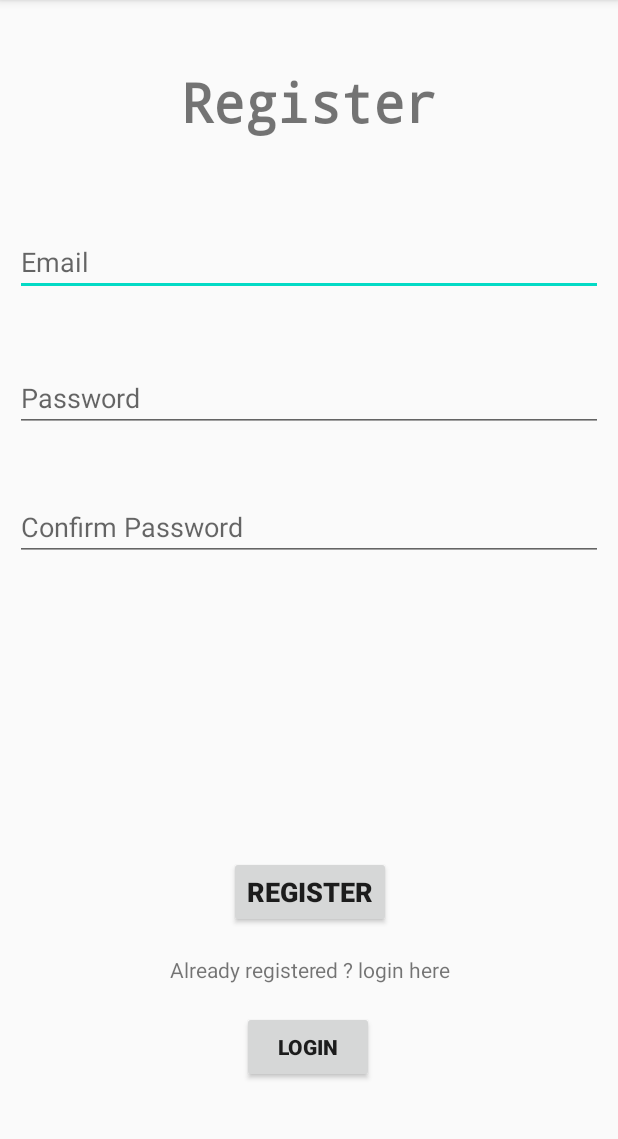
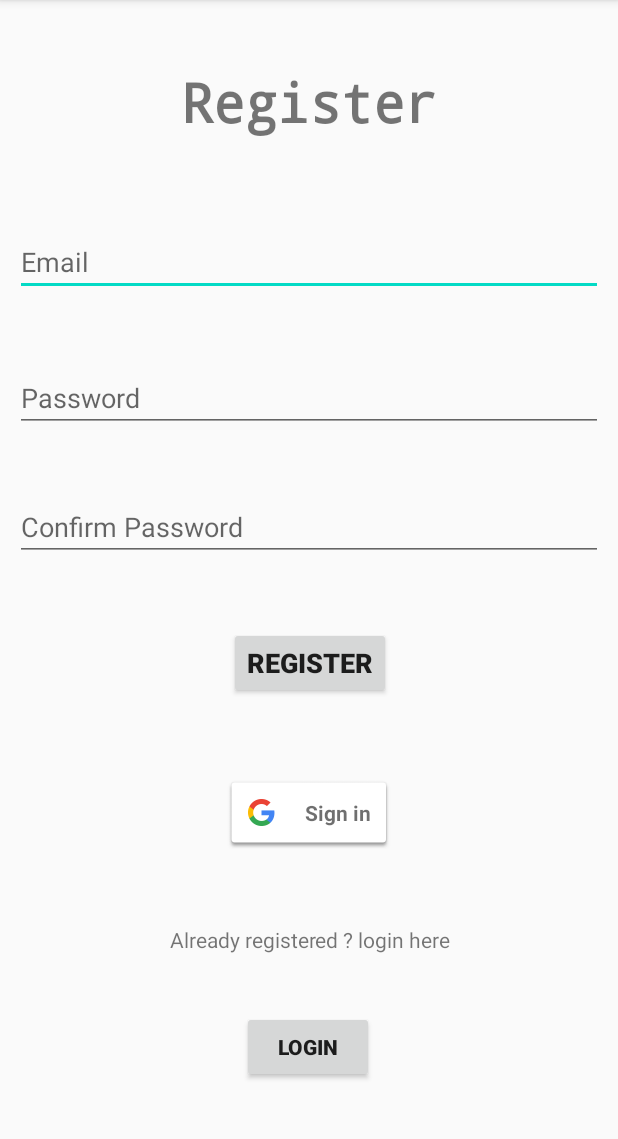
Before and after one commit to shoccho/Studyd8-android, an Android app: the Register screen opened directly, with no data from a screen before it, on a phone screen of 412 x 824 dp, the part 84-1223 px from its top. Run offline under Robolectric (Android 15) with nearby library versions, the phone set to English and light mode, and no system bars; our stand-ins replace Firebase (no records; nobody signed in at launch, a user with empty details on screens opened directly).

```diff
--- a/app/build.gradle
+++ b/app/build.gradle
@@ -29,6 +29,9 @@ dependencies {
     implementation 'androidx.constraintlayout:constraintlayout:1.1.3'
     implementation 'com.google.firebase:firebase-auth:19.3.2'
     implementation 'com.google.firebase:firebase-firestore:21.5.0'
+    implementation 'com.google.firebase:firebase-auth:19.3.2'
+    implementation 'com.google.android.gms:play-services-auth:18.1.0'
+    implementation 'com.google.android.material:material:1.1.0'
     testImplementation 'junit:junit:4.12'
     androidTestImplementation 'androidx.test.ext:junit:1.1.1'
     androidTestImplementation 'androidx.test.espresso:espresso-core:3.2.0'
--- a/app/src/main/java/com/SAP/studyd8/Register.java
+++ b/app/src/main/java/com/SAP/studyd8/Register.java
@@ -12,18 +12,29 @@ import android.widget.Button;
 import android.widget.EditText;
 import android.widget.Toast;
 
+import com.google.android.gms.auth.api.signin.GoogleSignIn;
+import com.google.android.gms.auth.api.signin.GoogleSignInAccount;
+import com.google.android.gms.auth.api.signin.GoogleSignInClient;
+import com.google.android.gms.auth.api.signin.GoogleSignInOptions;
+import com.google.android.gms.common.api.ApiException;
 import com.google.android.gms.tasks.OnCompleteListener;
 import com.google.android.gms.tasks.OnFailureListener;
 import com.google.android.gms.tasks.OnSuccessListener;
 import com.google.android.gms.tasks.Task;
+import com.google.firebase.auth.AuthCredential;
 import com.google.firebase.auth.AuthResult;
 import com.google.firebase.auth.FirebaseAuth;
 import com.google.firebase.auth.FirebaseUser;
+import com.google.firebase.auth.GoogleAuthProvider;
 
 public class Register extends AppCompatActivity {
+    private static final int RC_SIGN_IN =120 ;
     EditText regUserEmail,regUserPassword,regUserConfirmPassword;
     Button regButton,regLoginButton;
     FirebaseAuth fAuth;
+    GoogleSignInClient mGoogleSignInClient;
+    GoogleSignInOptions gso;
+    private View Gsignin;
 
     @Override
     protected void onCreate(Bundle savedInstanceState) {
@@ -36,7 +47,7 @@ public class Register extends AppCompatActivity {
         regButton = findViewById(R.id.regButton);
         regLoginButton = findViewById(R.id.regLoginButton);
         fAuth = FirebaseAuth.getInstance();
-
+        Gsignin = findViewById(R.id.Gsignin);
         regLoginButton.setOnClickListener(new View.OnClickListener() {
             @Override
             public void onClick(View view) {
@@ -45,6 +56,20 @@ public class Register extends AppCompatActivity {
         });
 
 
+        // Configure Google Sign In
+        gso = new GoogleSignInOptions.Builder(GoogleSignInOptions.DEFAULT_SIGN_IN)
+                .requestIdToken(getString(R.string.default_web_client_id))
+                .requestEmail()
+                .build();
+        mGoogleSignInClient = GoogleSignIn.getClient(this,gso);
+
+
+        Gsignin.setOnClickListener(new View.OnClickListener() {
+            @Override
+            public void onClick(View view) {
+                signIn();
+            }
+        });
 
         regButton.setOnClickListener(new View.OnClickListener() {
             @Override
@@ -99,4 +124,54 @@ public class Register extends AppCompatActivity {
             }
         });
     }
+    private void signIn() {
+
+        Intent signInIntent = mGoogleSignInClient.getSignInIntent();
+        startActivityForResult(signInIntent, RC_SIGN_IN);
+    }
+
+    @Override
+    public void onActivityResult(int requestCode, int resultCode, Intent data) {
+        super.onActivityResult(requestCode, resultCode, data);
+
+        // Result returned from launching the Intent from GoogleSignInApi.getSignInIntent(...);
+        if (requestCode == RC_SIGN_IN) {
+            Task<GoogleSignInAccount> task = GoogleSignIn.getSignedInAccountFromIntent(data);
+            try {
+                // Google Sign In was successful, authenticate with Firebase
+                GoogleSignInAccount account = task.getResult(ApiException.class);
+
+                firebaseAuthWithGoogle(account.getIdToken());
+            } catch (ApiException e) {
+                // Google Sign In failed, update UI appropriately
+
+                // ...
+            }
+        }
+    }
+    private void firebaseAuthWithGoogle(String idToken) {
+        AuthCredential credential = GoogleAuthProvider.getCredential(idToken, null);
+        fAuth.signInWithCredential(credential)
+                .addOnCompleteListener(this, new OnCompleteListener<AuthResult>() {
+                    @Override
+                    public void onComplete(@NonNull Task<AuthResult> task) {
+                        if (task.isSuccessful()) {
+                            // Sign in success, update UI with the signed-in user's information
+
+                            FirebaseUser user = fAuth.getCurrentUser();
+                            Toast.makeText(getApplicationContext(),"Login Successful",Toast.LENGTH_SHORT).show();
+                            startActivity(new Intent(getApplicationContext(),MainActivity.class));
+                            finish();
+
+                        } else {
+                            // If sign in fails, display a message to the user.
+
+
+
+                        }
+
+                        // ...
+                    }
+                });
+    }
 }
--- a/app/src/main/res/layout/activity_register.xml
+++ b/app/src/main/res/layout/activity_register.xml
@@ -86,7 +86,7 @@
         app:layout_constraintHorizontal_bias="0.692"
         app:layout_constraintStart_toStartOf="parent"
         app:layout_constraintTop_toBottomOf="@+id/regUserConfirmPassword"
-        app:layout_constraintVertical_bias="1.0" />
+        app:layout_constraintVertical_bias="0.0" />
 
     <Button
         android:id="@+id/regLoginButton"
@@ -117,5 +117,24 @@
         app:layout_constraintBottom_toTopOf="@+id/regLoginButton"
         app:layout_constraintEnd_toEndOf="parent"
         app:layout_constraintStart_toStartOf="parent"
+        app:layout_constraintTop_toBottomOf="@+id/regButton"
+        app:layout_constraintVertical_bias="0.87" />
+
+
+    <com.google.android.gms.common.SignInButton
+        android:id="@+id/Gsignin"
+        android:layout_width="wrap_content"
+        android:layout_height="wrap_content"
+        android:layout_alignParentTop="true"
+        android:layout_margin="10dp"
+        android:layout_marginStart="275dp"
+        android:layout_marginTop="68dp"
+        android:layout_marginEnd="142dp"
+        android:layout_marginBottom="24dp"
+        android:text="Text"
+        android:textSize="18sp"
+        app:layout_constraintBottom_toTopOf="@+id/regLoginText"
+        app:layout_constraintEnd_toEndOf="parent"
+        app:layout_constraintStart_toStartOf="parent"
         app:layout_constraintTop_toBottomOf="@+id/regButton" />
 </androidx.constraintlayout.widget.ConstraintLayout>
```
Also changed, not shown: app/src/main/java/com/SAP/studyd8/Login.java (+81 -1 lines), app/src/main/res/layout/activity_login.xml (+25 -4 lines).
